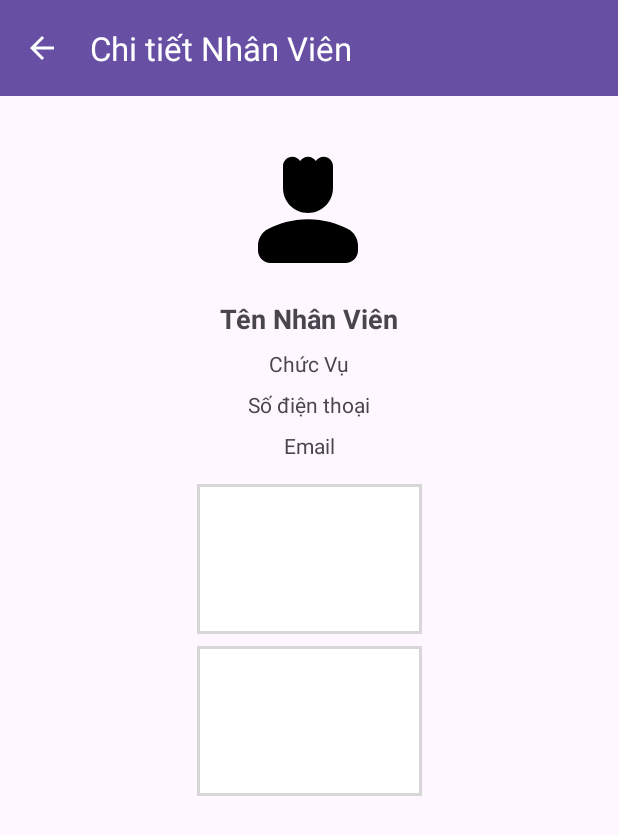
After one commit to Linhvng5420/VLXDOnline, an Android app: the fragment Owner_NhanVienDetailFragment shown on its own in the app's theme, on a phone screen of 412 x 824 dp. The commit adds this screen. Shown: the top 835 px of the screen. Run offline under Robolectric (Android 15) with nearby library versions, the phone set to English and light mode, and no system bars.

Commit message:
Bắt đầu thiết kế màn hình Detail Nhân Viên

```diff
--- /dev/null
+++ b/app/src/main/java/com/tdc/vlxdonline/Activity/Owner_NhanVienDetailFragment.java
@@ -0,0 +1,51 @@
+package com.tdc.vlxdonline.Activity;
+
+import android.os.Bundle;
+
+import androidx.annotation.NonNull;
+import androidx.annotation.Nullable;
+import androidx.appcompat.app.AppCompatActivity;
+import androidx.appcompat.widget.Toolbar;
+import androidx.fragment.app.Fragment;
+
+import android.view.LayoutInflater;
+import android.view.View;
+import android.view.ViewGroup;
+
+import com.tdc.vlxdonline.R;
+
+public class Owner_NhanVienDetailFragment extends Fragment {
+
+    @Override
+    public void onCreate(Bundle savedInstanceState) {
+        super.onCreate(savedInstanceState);
+    }
+
+    @Override
+    public View onCreateView(LayoutInflater inflater, ViewGroup container,
+                             Bundle savedInstanceState) {
+        // Inflate the layout for this fragment
+        return inflater.inflate(R.layout.fragment_owner_nhanvien_detail, container, false);
+    }
+
+    @Override
+    public void onViewCreated(@NonNull View view, @Nullable Bundle savedInstanceState) {
+        super.onViewCreated(view, savedInstanceState);
+
+        // Thiết lập Toolbar
+        Toolbar toolbar = view.findViewById(R.id.toolbar);
+        ((AppCompatActivity) getActivity()).setSupportActionBar(toolbar);
+
+        // Hiển thị nút "quay về"
+        if (((AppCompatActivity) getActivity()).getSupportActionBar() != null) {
+            ((AppCompatActivity) getActivity()).getSupportActionBar().setDisplayHomeAsUpEnabled(true);
+            ((AppCompatActivity) getActivity()).getSupportActionBar().setDisplayShowHomeEnabled(true);
+        }
+
+        // Xử lý sự kiện khi nhấn nút quay về
+        toolbar.setNavigationOnClickListener(v -> {
+            // Quay về Fragment trước đó
+            getParentFragmentManager().popBackStack();
+        });
+    }
+}
--- a/app/src/main/java/com/tdc/vlxdonline/Activity/Owner_NhanVienFragment.java
+++ b/app/src/main/java/com/tdc/vlxdonline/Activity/Owner_NhanVienFragment.java
@@ -37,14 +37,14 @@ public class Owner_NhanVienFragment extends Fragment {
         super.onViewCreated(view, savedInstanceState);
 
         // Thiết lập RecyclerView
-        ownerNhanvienBinding.recyclerView.setLayoutManager(new LinearLayoutManager(getContext()));
+        ownerNhanvienBinding.ownerRcvNhanVien.setLayoutManager(new LinearLayoutManager(getContext()));
 
         // Sử dụng phương thức generateDummyData() để tạo dữ liệu
         nhanVienList = generateDummyData();
 
         // Thiết lập Adapter
         nhanVienAdapter = new NhanVienAdapter(nhanVienList);
-        ownerNhanvienBinding.recyclerView.setAdapter(nhanVienAdapter);
+        ownerNhanvienBinding.ownerRcvNhanVien.setAdapter(nhanVienAdapter);
     }
 
     // Phương thức tạo 50 dữ liệu mẫu
--- a/app/src/main/res/layout/fragment_owner_nhanvien.xml
+++ b/app/src/main/res/layout/fragment_owner_nhanvien.xml
@@ -102,7 +102,7 @@
         </LinearLayout>
 
         <androidx.recyclerview.widget.RecyclerView
-            android:id="@+id/recyclerView"
+            android:id="@+id/ownerRcvNhanVien"
             android:layout_width="0dp"
             android:layout_height="0dp"
             android:layout_marginTop="2dp"
--- /dev/null
+++ b/app/src/main/res/layout/fragment_owner_nhanvien_detail.xml
@@ -0,0 +1,109 @@
+<?xml version="1.0" encoding="utf-8"?>
+<androidx.constraintlayout.widget.ConstraintLayout xmlns:android="http://schemas.android.com/apk/res/android"
+    xmlns:app="http://schemas.android.com/apk/res-auto"
+    xmlns:tools="http://schemas.android.com/tools"
+    android:layout_width="match_parent"
+    android:layout_height="match_parent"
+    tools:context=".Activity.Owner_NhanVienDetailFragment">
+
+    <!-- Thanh Toolbar -->
+    <androidx.appcompat.widget.Toolbar
+        android:id="@+id/toolbar"
+        android:layout_width="0dp"
+        android:layout_height="wrap_content"
+        android:background="?attr/colorPrimary"
+        android:elevation="4dp"
+        android:theme="@style/ThemeOverlay.AppCompat.Dark.ActionBar"
+        app:layout_constraintEnd_toEndOf="parent"
+        app:layout_constraintStart_toStartOf="parent"
+        app:layout_constraintTop_toTopOf="parent"
+        app:title="Chi tiết Nhân Viên" />
+
+    <!-- Avatar của Nhân Viên -->
+
+    <!-- Tên Nhân Viên -->
+    <ImageView
+        android:id="@+id/imgAvatar"
+        android:layout_width="100dp"
+        android:layout_height="100dp"
+        android:layout_marginTop="28dp"
+        android:contentDescription="Avatar"
+        android:scaleType="centerCrop"
+        android:src="@drawable/nav_nhanvien"
+        app:layout_constraintEnd_toEndOf="parent"
+        app:layout_constraintHorizontal_bias="0.498"
+        app:layout_constraintStart_toStartOf="parent"
+        app:layout_constraintTop_toBottomOf="@+id/toolbar" />
+
+    <TextView
+        android:id="@+id/tvTenNhanVien"
+        android:layout_width="wrap_content"
+        android:layout_height="wrap_content"
+        android:layout_marginTop="8dp"
+        android:text="Tên Nhân Viên"
+        android:textSize="18sp"
+        android:textStyle="bold"
+        app:layout_constraintEnd_toEndOf="parent"
+        app:layout_constraintStart_toStartOf="parent"
+        app:layout_constraintTop_toBottomOf="@id/imgAvatar" />
+
+    <!-- Chức Vụ -->
+    <TextView
+        android:id="@+id/tvChucVu"
+        android:layout_width="wrap_content"
+        android:layout_height="wrap_content"
+        android:layout_marginTop="8dp"
+        android:text="Chức Vụ"
+        app:layout_constraintEnd_toEndOf="parent"
+        app:layout_constraintStart_toStartOf="parent"
+        app:layout_constraintTop_toBottomOf="@id/tvTenNhanVien" />
+
+    <!-- Số điện thoại -->
+    <TextView
+        android:id="@+id/tvSdt"
+        android:layout_width="wrap_content"
+        android:layout_height="wrap_content"
+        android:layout_marginTop="8dp"
+        android:text="Số điện thoại"
+        app:layout_constraintEnd_toEndOf="parent"
+        app:layout_constraintStart_toStartOf="parent"
+        app:layout_constraintTop_toBottomOf="@id/tvChucVu" />
+
+    <!-- Email -->
+    <TextView
+        android:id="@+id/tvEmail"
+        android:layout_width="wrap_content"
+        android:layout_height="wrap_content"
+        android:layout_marginTop="8dp"
+        android:text="Email"
+        app:layout_constraintEnd_toEndOf="parent"
+        app:layout_constraintStart_toStartOf="parent"
+        app:layout_constraintTop_toBottomOf="@id/tvSdt" />
+
+    <!-- Hình Căn Cước Mặt Trước -->
+    <ImageView
+        android:id="@+id/imgCanCuocTruoc"
+        android:layout_width="150dp"
+        android:layout_height="100dp"
+        android:layout_marginTop="16dp"
+        android:contentDescription="Căn cước mặt trước"
+        android:scaleType="centerCrop"
+        android:src="@drawable/bg_img_detail"
+        app:layout_constraintEnd_toEndOf="parent"
+        app:layout_constraintStart_toStartOf="parent"
+        app:layout_constraintTop_toBottomOf="@id/tvEmail" />
+
+    <!-- Hình Căn Cước Mặt Sau -->
+    <ImageView
+        android:id="@+id/imgCanCuocSau"
+        android:layout_width="150dp"
+        android:layout_height="100dp"
+        android:layout_marginTop="8dp"
+        android:contentDescription="Căn cước mặt sau"
+        android:scaleType="centerCrop"
+        android:src="@drawable/bg_img_detail"
+        app:layout_constraintEnd_toEndOf="parent"
+        app:layout_constraintStart_toStartOf="parent"
+        app:layout_constraintTop_toBottomOf="@id/imgCanCuocTruoc" />
+
+</androidx.constraintlayout.widget.ConstraintLayout>
--- a/app/src/main/res/values/strings.xml
+++ b/app/src/main/res/values/strings.xml
@@ -1,4 +1,6 @@
 <resources>
     <string name="app_name">VLXDOnline</string>
     <!-- TODO: Remove or change this placeholder text -->
+    <string name="hello_blank_fragment">Hello blank fragment</string>
+    <!-- TODO: Remove or change this placeholder text -->
 </resources>
```
